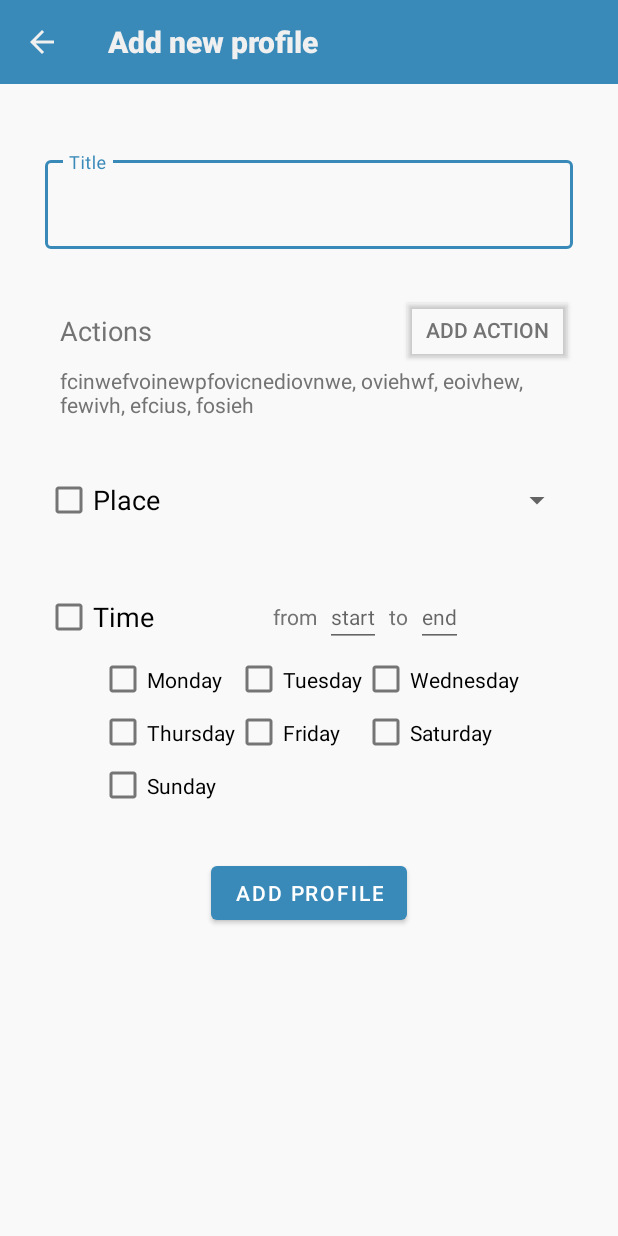
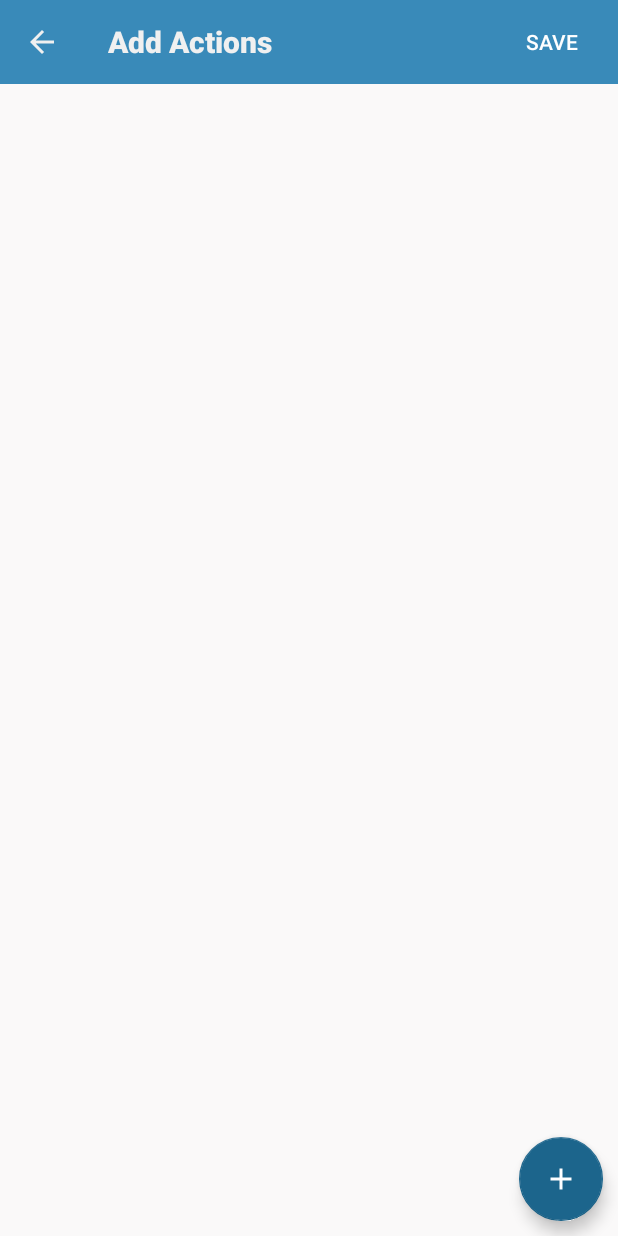
Before and after one commit to m-glock/LocationProfileApp, an Android app: the AddProfileFragment screen opened directly, with no data from a screen before it, after a tap on "ADD ACTION", on a phone screen of 412 x 824 dp. Run offline under Robolectric (Android 15) with nearby library versions, the phone set to English and light mode, and no system bars; our stand-ins replace Room's generated code.

Commit message:
created activity to add actions to a profile

```diff
--- a/app/src/main/AndroidManifest.xml
+++ b/app/src/main/AndroidManifest.xml
@@ -15,6 +15,9 @@
         android:roundIcon="@mipmap/ic_launcher_round"
         android:supportsRtl="true"
         android:theme="@style/Theme.LocationProfileApp">
+        <activity
+            android:name=".views.activities.AddActionsToProfileActivity"
+            android:exported="false" />
         <activity
             android:name=".views.activities.EditProfileActivity"
             android:exported="false" />
--- /dev/null
+++ b/app/src/main/java/com/mglock/locationprofileapp/viewmodels/AddActionsToProfileViewModel.kt
@@ -0,0 +1,60 @@
+package com.mglock.locationprofileapp.viewmodels
+
+import android.app.Application
+import android.util.Log
+import androidx.lifecycle.AndroidViewModel
+import androidx.lifecycle.LiveData
+import androidx.lifecycle.MutableLiveData
+import androidx.lifecycle.viewModelScope
+import androidx.lifecycle.asLiveData
+import com.mglock.locationprofileapp.database.AppDatabase
+import com.mglock.locationprofileapp.database.entities.DetailAction
+import kotlinx.coroutines.launch
+
+class AddActionsToProfileViewModel(app: Application): AndroidViewModel(app)  {
+
+    private var _actions: LiveData<List<DetailAction>> = MutableLiveData(mutableListOf())
+    val actions get() = _actions
+
+    fun getActions(profileId: Long){
+        viewModelScope.launch {
+            try{
+                val db = AppDatabase.getInstance(getApplication())
+                if(profileId == -1L){
+                    _actions = db.detailActionDao().getByNoProfile().asLiveData(coroutineContext)
+                } else {
+                    _actions = db.detailActionDao().getByProfile(profileId).asLiveData(coroutineContext)
+                }
+            } catch(e: Exception){
+                Log.e("Error", e.stackTraceToString())
+            }
+        }
+    }
+
+    fun addAction(detailAction: DetailAction){
+        viewModelScope.launch {
+            try{
+                val db = AppDatabase.getInstance(getApplication())
+                // add detail action to DB
+                db.detailActionDao().insert(detailAction)
+            } catch(e: Exception){
+                Log.e("Error", e.stackTraceToString())
+            }
+        }
+    }
+
+    fun updateAction(detailAction: DetailAction){
+        //TODO
+    }
+
+    fun deleteAction(detailAction: DetailAction){
+        viewModelScope.launch {
+            try{
+                val db = AppDatabase.getInstance(getApplication())
+                db.detailActionDao().delete(detailAction)
+            } catch(e: Exception){
+                Log.e("Error", e.stackTraceToString())
+            }
+        }
+    }
+}
--- /dev/null
+++ b/app/src/main/java/com/mglock/locationprofileapp/views/activities/AddActionsToProfileActivity.kt
@@ -0,0 +1,46 @@
+package com.mglock.locationprofileapp.views.activities
+
+import androidx.appcompat.app.AppCompatActivity
+import android.os.Bundle
+import androidx.lifecycle.ViewModelProvider
+import com.mglock.locationprofileapp.databinding.ActivityAddActionsToProfileBinding
+import com.mglock.locationprofileapp.viewmodels.AddActionsToProfileViewModel
+import com.mglock.locationprofileapp.views.adapter.RecyclerViewProfileActionsAdapter
+
+class AddActionsToProfileActivity : AppCompatActivity(){
+
+    private lateinit var binding: ActivityAddActionsToProfileBinding
+    private lateinit var mViewModel: AddActionsToProfileViewModel
+
+    override fun onCreate(savedInstanceState: Bundle?) {
+        super.onCreate(savedInstanceState)
+        binding = ActivityAddActionsToProfileBinding.inflate(layoutInflater)
+        setContentView(binding.root)
+
+        mViewModel = ViewModelProvider(this)[AddActionsToProfileViewModel::class.java]
+
+        val profileId = intent.getLongExtra("profileId", -1)
+        mViewModel.getActions(profileId)
+
+        setSupportActionBar(binding.toolbarAddActionsToProfile)
+        supportActionBar!!.setDisplayShowTitleEnabled(false)
+        supportActionBar!!.setDisplayHomeAsUpEnabled(true)
+        binding.toolbarAddActionsToProfile.setNavigationOnClickListener {
+            //TODO alert to user that data is lost, if confirmed, remove actions with profileId = null
+            onBackPressed()
+        }
+
+        mViewModel.actions.observe(this){ detailActions ->
+            binding.profileActionsRecyclerView.adapter =
+                RecyclerViewProfileActionsAdapter(detailActions, mViewModel)
+        }
+
+        binding.fabAddActionToProfile.setOnClickListener {
+            //TODO open up fragment/activity/dialog that lets you choose an action
+        }
+
+        binding.saveActionsButton.setOnClickListener {
+            //TODO go back to profile and return current list of actions
+        }
+    }
+}
--- a/app/src/main/java/com/mglock/locationprofileapp/views/fragments/AddProfileFragment.kt
+++ b/app/src/main/java/com/mglock/locationprofileapp/views/fragments/AddProfileFragment.kt
@@ -1,6 +1,7 @@
 package com.mglock.locationprofileapp.views.fragments
 
 import android.app.AlertDialog
+import android.content.Intent
 import android.os.Bundle
 import android.view.LayoutInflater
 import android.view.View
@@ -15,6 +16,7 @@ import com.mglock.locationprofileapp.database.entities.relations.ProfileWithRela
 import com.mglock.locationprofileapp.databinding.FragmentAddProfileBinding
 import com.mglock.locationprofileapp.util.enums.Weekday
 import com.mglock.locationprofileapp.viewmodels.AddProfileViewModel
+import com.mglock.locationprofileapp.views.activities.AddActionsToProfileActivity
 import java.util.Locale
 
 class AddProfileFragment(private val editableProfile: ProfileWithRelations?) : Fragment() {
@@ -48,8 +50,11 @@ class AddProfileFragment(private val editableProfile: ProfileWithRelations?) : F
 
         // open dialog for adding actions to the profile
         binding.addActionButton.setOnClickListener {
-            //TODO open modal to choose action
-            binding.actionsListText.append("fcinwefvoinewpfovicnediovnwe, oviehwf, eoivhew, fewivh, efcius, fosieh")
+            val intent = Intent(requireContext(), AddActionsToProfileActivity::class.java)
+            if(editableProfile != null){
+                intent.putExtra("profileId", editableProfile.profile.profileUID)
+            }
+            startActivity(intent)
         }
         mViewModel.actions.observe(viewLifecycleOwner){ actions ->
             val actionValuesText = actions.joinToString(", "){ detailAction ->
--- /dev/null
+++ b/app/src/main/res/layout/activity_add_actions_to_profile.xml
@@ -0,0 +1,67 @@
+<?xml version="1.0" encoding="utf-8"?>
+<androidx.constraintlayout.widget.ConstraintLayout xmlns:android="http://schemas.android.com/apk/res/android"
+    xmlns:app="http://schemas.android.com/apk/res-auto"
+    xmlns:tools="http://schemas.android.com/tools"
+    android:layout_width="match_parent"
+    android:layout_height="match_parent"
+    tools:context=".views.activities.AddActionsToProfileActivity">
+
+    <androidx.appcompat.widget.Toolbar
+        android:id="@+id/toolbarAddActionsToProfile"
+        android:layout_width="match_parent"
+        android:layout_height="?attr/actionBarSize"
+        android:theme="@style/ActionBarStyle"
+        app:layout_constraintEnd_toEndOf="parent"
+        app:layout_constraintStart_toStartOf="parent"
+        app:layout_constraintTop_toTopOf="parent">
+
+        <androidx.constraintlayout.widget.ConstraintLayout
+            android:layout_width="match_parent"
+            android:layout_height="match_parent">
+
+            <TextView
+                android:id="@+id/addActionsToProfileTitle"
+                style="@style/ActionBarTitleStyle"
+                android:layout_width="wrap_content"
+                android:layout_height="match_parent"
+                android:gravity="center_vertical"
+                android:text="@string/add_actions_to_profile_title"
+                app:layout_constraintBottom_toBottomOf="parent"
+                app:layout_constraintStart_toStartOf="parent"
+                app:layout_constraintTop_toTopOf="parent" />
+
+            <Button
+                android:id="@+id/saveActionsButton"
+                style="?android:attr/borderlessButtonStyle"
+                android:layout_width="wrap_content"
+                android:layout_height="wrap_content"
+                android:layout_gravity="center_vertical"
+                android:text="@string/save_button_text"
+                app:layout_constraintBottom_toBottomOf="parent"
+                app:layout_constraintEnd_toEndOf="parent"
+                app:layout_constraintTop_toTopOf="parent" />
+
+        </androidx.constraintlayout.widget.ConstraintLayout>
+
+    </androidx.appcompat.widget.Toolbar>
+
+    <androidx.recyclerview.widget.RecyclerView
+        android:id="@+id/profileActionsRecyclerView"
+        android:layout_width="match_parent"
+        android:layout_height="wrap_content"
+        app:layoutManager="androidx.recyclerview.widget.LinearLayoutManager"
+        android:paddingHorizontal="@dimen/fragment_padding_horizontal"
+        android:paddingVertical="@dimen/fragment_padding_vertical"
+        app:layout_constraintTop_toBottomOf="@+id/toolbarAddActionsToProfile" />
+
+    <com.google.android.material.floatingactionbutton.FloatingActionButton
+        android:id="@+id/fabAddActionToProfile"
+        android:layout_width="wrap_content"
+        android:layout_height="wrap_content"
+        android:layout_margin="@dimen/fab_margin"
+        android:contentDescription="@string/add_actions_to_profile_content_description"
+        android:src="@drawable/ic_action_add"
+        app:layout_constraintBottom_toBottomOf="parent"
+        app:layout_constraintEnd_toEndOf="parent" />
+
+</androidx.constraintlayout.widget.ConstraintLayout>
--- a/app/src/main/res/values/strings.xml
+++ b/app/src/main/res/values/strings.xml
@@ -33,6 +33,10 @@
     <string name="add_profile_time_start_hint">start</string>
     <string name="add_profile_time_end_hint">end</string>
     <string name="add_profile_time_to_label">to</string>
+    <!-- Add actions to profile -->
+    <string name="add_actions_to_profile_title">Add Actions</string>
+    <string name="add_actions_to_profile_content_description">add action</string>
+    <string name="save_button_text">Save</string>
 
     <!-- Places Tab -->
     <string name="places_empty_list_text">There are no places yet. Click on the \'Add\' button in the lower right corner to add a new place.</string>
```
Also changed, not shown: app/src/main/java/com/mglock/locationprofileapp/views/adapter/RecyclerViewProfileActionsAdapter.kt (added, +51 -0 lines), app/src/main/res/layout/list_tile_profile_actions.xml (added, +44 -0 lines).
